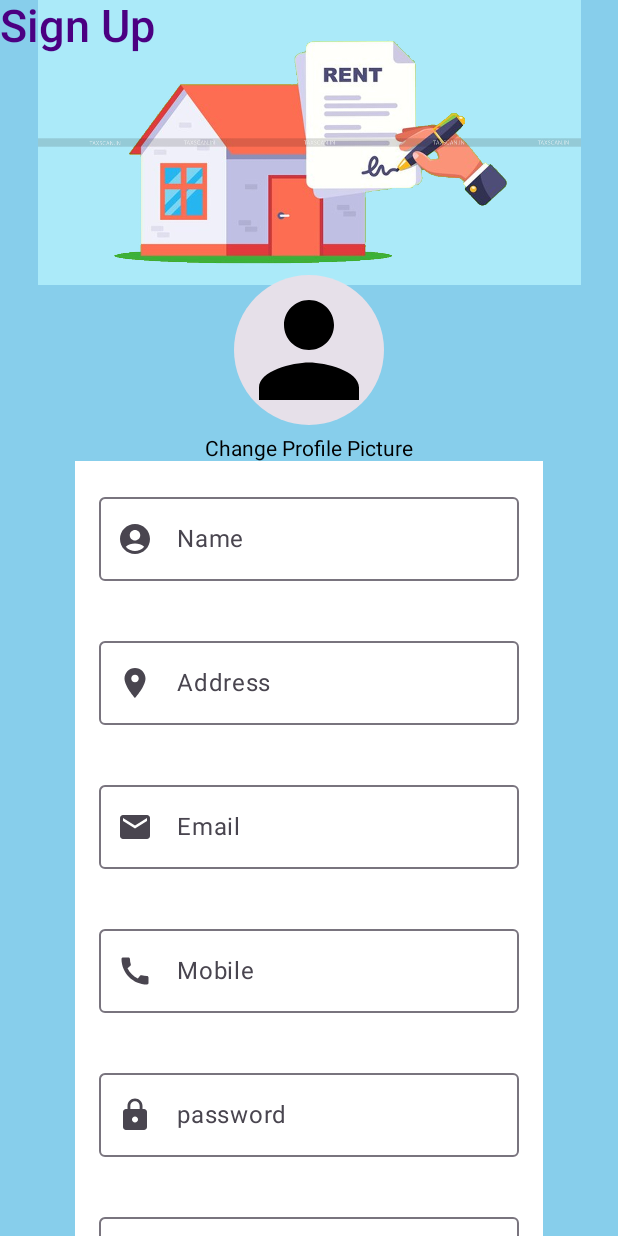
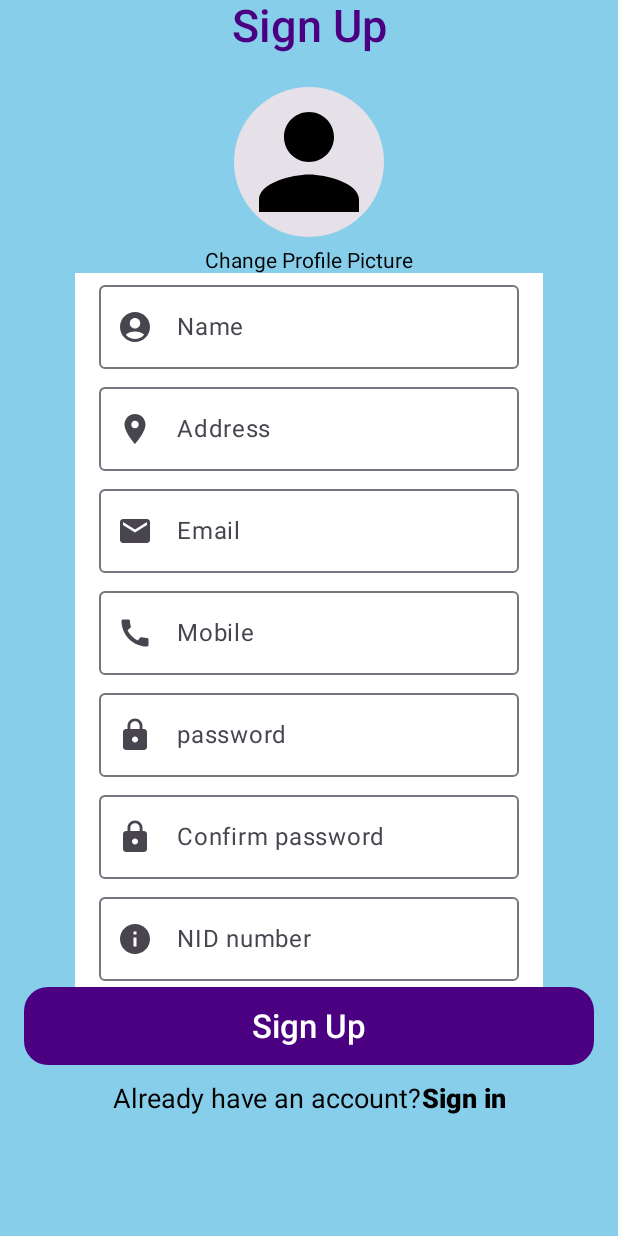
Before and after one commit to BadhonAhmad/ACCOMO-Android-App, an Android app built with Jetpack Compose: the SignUpScreen screen opened through its navigation route, on a phone screen of 412 x 824 dp. Run offline under Robolectric (Android 15) with nearby library versions, the phone set to English and light mode, and no system bars.

Commit message:
4th commit

```diff
--- a/app/src/main/java/com/example/rentcare/Components/CTextField.kt
+++ b/app/src/main/java/com/example/rentcare/Components/CTextField.kt
@@ -57,7 +57,7 @@ fun CTextField(
             value = text,
             modifier = Modifier
                 .background(Color.White) // Set white background
-                .padding(16.dp),
+                .padding(start=16.dp, bottom = 4.dp, end = 16.dp),
             onValueChange = {newText ->
                 text = newText
             },
--- a/app/src/main/java/com/example/rentcare/Login.kt
+++ b/app/src/main/java/com/example/rentcare/Login.kt
@@ -164,7 +164,6 @@ fun LoginScreen(navController : NavController) {
                                   inclusive = true
                               }
                           }
-
                 },
                 shape = RoundedCornerShape(4.dp),
                 colors = ButtonDefaults.buttonColors(Color.Black)
@@ -172,7 +171,7 @@ fun LoginScreen(navController : NavController) {
                 Text(text = "Create an  Account",
                     fontWeight = FontWeight.Bold,
                             color = Color.White
-                    )
+                )
             }
 
         }
--- a/app/src/main/java/com/example/rentcare/SignUpScreen.kt
+++ b/app/src/main/java/com/example/rentcare/SignUpScreen.kt
@@ -72,18 +72,21 @@ fun SignUpScreen(navController: NavController) {
         color = SkyBlue,
         modifier = Modifier.fillMaxSize(),
     ) {
+//        Box() {
+////            Image(
+////                painter = painterResource(id = R.drawable.sign_up_back),
+////                contentDescription = null,
+////                modifier = Modifier
+////                    .fillMaxWidth()
+////                    .height(190.dp)
+////                    .align(Alignment.TopCenter)
+////            )
+//        }
         Box() {
-            Image(
-                painter = painterResource(id = R.drawable.sign_up_back),
-                contentDescription = null,
+            Column(
                 modifier = Modifier
                     .fillMaxWidth()
-                    .height(190.dp)
-                    .align(Alignment.TopCenter)
-            )
-        }
-        Box(modifier = Modifier.fillMaxSize()) {
-            Column() {
+            ) {
                 Text(
                     text = "Sign Up",
                     style = TextStyle(
@@ -92,9 +95,10 @@ fun SignUpScreen(navController: NavController) {
                         fontWeight = FontWeight(500),
                         color = Indigo
                     ),
+
                     modifier = Modifier.align(Alignment.CenterHorizontally)
                 )
-                Spacer(modifier = Modifier.height(120.dp))
+                //Spacer(modifier = Modifier.height(120.dp))
             }
         }
         Box(){
@@ -102,14 +106,13 @@ fun SignUpScreen(navController: NavController) {
                     horizontalAlignment = Alignment.CenterHorizontally,
                     modifier = Modifier
                         .fillMaxSize()
-                        .padding(top = 175.dp)
-                        .padding(horizontal = 24.dp)
+                        .padding(horizontal = 16.dp)
+                        .padding(top = 50.dp)
                         .verticalScroll(rememberScrollState())
                 ) {
                     ProfileImage()
                     CTextField(
                         hint = "Name",
-
                         onValueChange = {
                             nam = it
                         },
```
